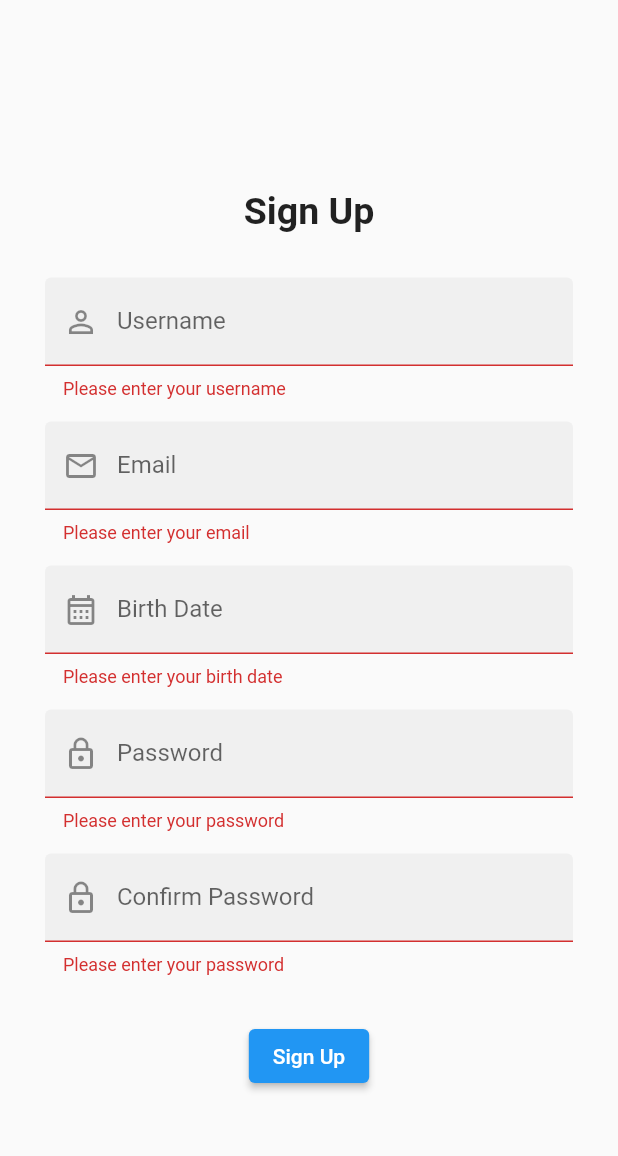
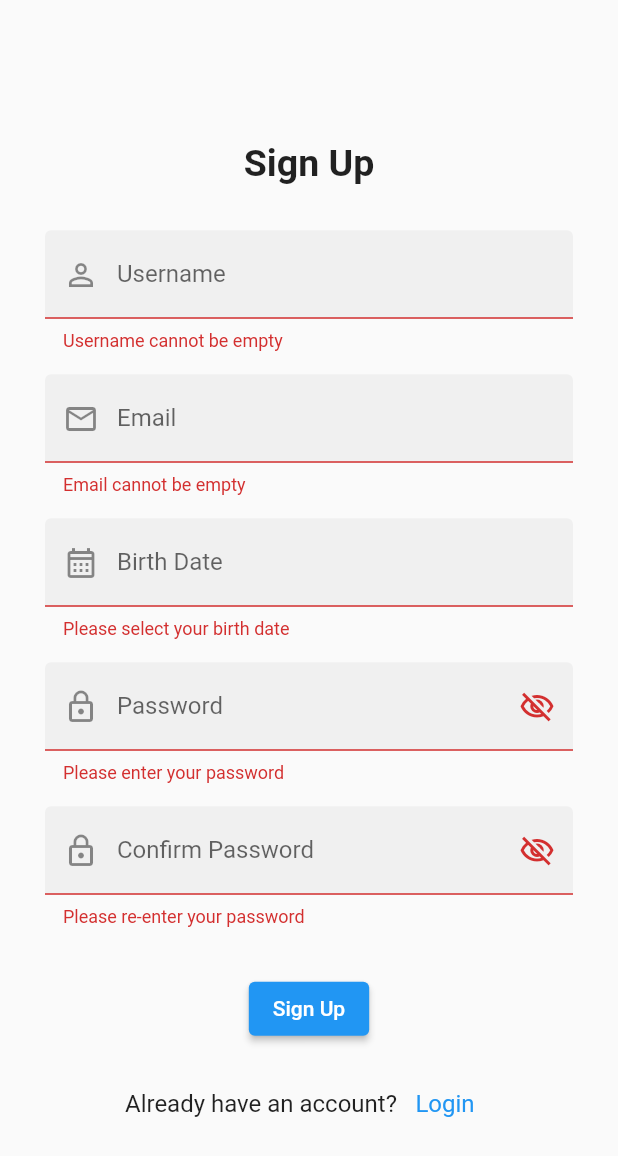
Before and after one commit to TUES-Diplomna-2024/Gym-App-Client, a Flutter app: the screen it shows after launch, after a tap on "Sign Up", on a phone screen of 412 x 824 dp. Shown: the top 1156 px of the screen. Run offline on Flutter 3.47's test engine with Material 2 defaults, Android fonts, the light colour scheme and no system bars.

Commit message:
[UPDATED] Signup page - all constants are exported to SignUpConstants + added validations to input fields and buttons to show entered passwords

```diff
--- a/gym_app_client/lib/signup_page.dart
+++ b/gym_app_client/lib/signup_page.dart
@@ -1,4 +1,20 @@
 import 'package:flutter/material.dart';
+
+class SignUpConstants {
+  static const int minUsernameLength = 6;
+  static const int maxUsernameLength = 32;
+
+  static const int minPasswordLength = 8;
+  static const int maxPasswordLength = 16;
+
+  static const int allowableYearsRange = 122;
+
+  static const String emailRegEx =
+      r"^[a-zA-Z0-9._%+-]+@[a-zA-Z0-9.-]+\.[a-zA-Z]{2,}$";
+
+  static const String passwordRegEx =
+      r"^(?=.*[a-z])(?=.*[A-Z])(?=.*\d)(?=.*[!@#$%^&*()_+])[A-Za-z\d!@#$%^&*()_+]{8,16}$";
+}
 
 class SignUpPage extends StatefulWidget {
   const SignUpPage({super.key});
@@ -9,18 +25,28 @@ class SignUpPage extends StatefulWidget {
 
 class _RegisterPageState extends State<SignUpPage> {
   final _formKey = GlobalKey<FormState>();
+
   final _usernameController = TextEditingController();
   final _emailController = TextEditingController();
   final _bDateController = TextEditingController();
   final _passwordController = TextEditingController();
-  final _confirmedPasswordController = TextEditingController();
+
+  bool _passwordVisible = false;
+  bool _cPasswordVisible = false;
 
   @override
   Widget build(BuildContext context) {
     return Scaffold(
       body: Center(
         child: SingleChildScrollView(
-          child: Form(
+          child: _buildSignUpForm(),
+        ),
+      ),
+    );
+  }
+
+  Widget _buildSignUpForm() {
+    return Form(
       key: _formKey,
       child: Column(
         mainAxisAlignment: MainAxisAlignment.center,
@@ -34,8 +60,7 @@ class _RegisterPageState extends State<SignUpPage> {
             ),
           ),
           Padding(
-                  padding:
-                      const EdgeInsets.only(left: 30, right: 30, bottom: 15),
+            padding: const EdgeInsets.only(left: 30, right: 30, bottom: 15),
             child: TextFormField(
               controller: _usernameController,
               decoration: const InputDecoration(
@@ -43,14 +68,16 @@ class _RegisterPageState extends State<SignUpPage> {
                 prefixIcon: Icon(Icons.person_outline),
                 hintText: "Enter your username",
                 filled: true,
-                      enabledBorder:
-                          OutlineInputBorder(borderSide: BorderSide.none),
+                enabledBorder: OutlineInputBorder(borderSide: BorderSide.none),
                 focusedBorder: OutlineInputBorder(
                     borderSide: BorderSide(color: Colors.blue)),
               ),
               validator: (String? value) {
                 if (value == null || value.isEmpty) {
-                        return "Please enter your username";
+                  return "Username cannot be empty";
+                } else if (value.length < SignUpConstants.minUsernameLength ||
+                    value.length > SignUpConstants.maxUsernameLength) {
+                  return "Username must be between ${SignUpConstants.minUsernameLength} and ${SignUpConstants.maxUsernameLength} characters";
                 }
 
                 setState(() => _usernameController.text = value);
@@ -59,8 +86,7 @@ class _RegisterPageState extends State<SignUpPage> {
             ),
           ),
           Padding(
-                  padding:
-                      const EdgeInsets.only(left: 30, right: 30, bottom: 15),
+            padding: const EdgeInsets.only(left: 30, right: 30, bottom: 15),
             child: TextFormField(
               controller: _emailController,
               decoration: const InputDecoration(
@@ -68,14 +94,15 @@ class _RegisterPageState extends State<SignUpPage> {
                 filled: true,
                 prefixIcon: Icon(Icons.mail_outline),
                 hintText: "Enter your email",
-                      enabledBorder:
-                          OutlineInputBorder(borderSide: BorderSide.none),
+                enabledBorder: OutlineInputBorder(borderSide: BorderSide.none),
                 focusedBorder: OutlineInputBorder(
                     borderSide: BorderSide(color: Colors.blue)),
               ),
               validator: (String? value) {
                 if (value == null || value.isEmpty) {
-                        return "Please enter your email";
+                  return "Email cannot be empty";
+                } else if (!_isValidEmail(value)) {
+                  return "Invalid email format";
                 }
 
                 setState(() => _emailController.text = value);
@@ -84,22 +111,20 @@ class _RegisterPageState extends State<SignUpPage> {
             ),
           ),
           Padding(
-                  padding:
-                      const EdgeInsets.only(left: 30, right: 30, bottom: 15),
+            padding: const EdgeInsets.only(left: 30, right: 30, bottom: 15),
             child: TextFormField(
               controller: _bDateController,
               decoration: const InputDecoration(
                 label: Text("Birth Date"),
                 filled: true,
                 prefixIcon: Icon(Icons.calendar_month_outlined),
-                      enabledBorder:
-                          OutlineInputBorder(borderSide: BorderSide.none),
+                enabledBorder: OutlineInputBorder(borderSide: BorderSide.none),
                 focusedBorder: OutlineInputBorder(
                     borderSide: BorderSide(color: Colors.blue)),
               ),
               validator: (String? value) {
                 if (value == null || value.isEmpty) {
-                        return "Please enter your birth date";
+                  return "Please select your birth date";
                 }
 
                 return null;
@@ -109,24 +134,36 @@ class _RegisterPageState extends State<SignUpPage> {
             ),
           ),
           Padding(
-                  padding:
-                      const EdgeInsets.only(left: 30, right: 30, bottom: 15),
+            padding: const EdgeInsets.only(left: 30, right: 30, bottom: 15),
             child: TextFormField(
               controller: _passwordController,
-                    decoration: const InputDecoration(
-                      label: Text("Password"),
+              decoration: InputDecoration(
+                label: const Text("Password"),
                 filled: true,
-                      prefixIcon: Icon(Icons.lock_outline),
+                prefixIcon: const Icon(Icons.lock_outline),
                 hintText: "Enter your password",
                 enabledBorder:
-                          OutlineInputBorder(borderSide: BorderSide.none),
-                      focusedBorder: OutlineInputBorder(
+                    const OutlineInputBorder(borderSide: BorderSide.none),
+                focusedBorder: const OutlineInputBorder(
                     borderSide: BorderSide(color: Colors.blue)),
+                suffixIcon: IconButton(
+                  onPressed: () {
+                    setState(() => _passwordVisible = !_passwordVisible);
+                  },
+                  icon: _passwordVisible
+                      ? const Icon(Icons.visibility_outlined)
+                      : const Icon(Icons.visibility_off_outlined),
                 ),
-                    obscureText: true,
+              ),
+              obscureText: !_passwordVisible,
               validator: (String? value) {
                 if (value == null || value.isEmpty) {
                   return "Please enter your password";
+                } else if (value.length < SignUpConstants.minPasswordLength ||
+                    value.length > SignUpConstants.maxPasswordLength) {
+                  return "Password must be between ${SignUpConstants.minPasswordLength} and ${SignUpConstants.maxPasswordLength} characters";
+                } else if (!_isValidPassword(value)) {
+                  return "Password must include at least one lowercase letter, \none uppercase letter, one digit, and one special character.";
                 }
 
                 setState(() => _passwordController.text = value);
@@ -135,32 +172,41 @@ class _RegisterPageState extends State<SignUpPage> {
             ),
           ),
           Padding(
-                  padding:
-                      const EdgeInsets.only(left: 30, right: 30, bottom: 30),
+            padding: const EdgeInsets.only(left: 30, right: 30, bottom: 30),
             child: TextFormField(
-                    controller: _confirmedPasswordController,
-                    decoration: const InputDecoration(
-                      label: Text("Confirm Password"),
+              decoration: InputDecoration(
+                label: const Text("Confirm Password"),
                 filled: true,
-                      prefixIcon: Icon(Icons.lock_outline),
+                prefixIcon: const Icon(Icons.lock_outline),
                 hintText: "Please confirm your password",
                 enabledBorder:
-                          OutlineInputBorder(borderSide: BorderSide.none),
-                      focusedBorder: OutlineInputBorder(
+                    const OutlineInputBorder(borderSide: BorderSide.none),
+                focusedBorder: const OutlineInputBorder(
                     borderSide: BorderSide(color: Colors.blue)),
+                suffixIcon: IconButton(
+                  onPressed: () {
+                    setState(() => _cPasswordVisible = !_cPasswordVisible);
+                  },
+                  icon: _cPasswordVisible
+                      ? const Icon(Icons.visibility_outlined)
+                      : const Icon(Icons.visibility_off_outlined),
                 ),
-                    obscureText: true,
+              ),
+              obscureText: !_cPasswordVisible,
               validator: (String? value) {
                 if (value == null || value.isEmpty) {
-                        return "Please enter your password";
+                  return "Please re-enter your password";
+                } else if (_passwordController.text != value) {
+                  return "The entered passwords do not match";
                 }
 
-                      setState(() => _confirmedPasswordController.text = value);
                 return null;
               },
             ),
           ),
-                ElevatedButton(
+          Padding(
+            padding: const EdgeInsets.only(left: 30, right: 30, bottom: 15),
+            child: ElevatedButton(
               onPressed: () {
                 if (_formKey.currentState!.validate()) {
                   debugPrint("Successful submit!");
@@ -170,7 +216,6 @@ class _RegisterPageState extends State<SignUpPage> {
                     "email": _emailController.text,
                     "bDate": _bDateController.text,
                     "password": _passwordController.text,
-                        "cPassword": _confirmedPasswordController.text
                   };
 
                   debugPrint(registerData.toString());
@@ -180,10 +225,27 @@ class _RegisterPageState extends State<SignUpPage> {
               },
               child: const Text('Sign Up'),
             ),
+          ),
+          Row(
+            mainAxisAlignment: MainAxisAlignment.center,
+            children: [
+              const Text(
+                "Already have an account?",
+                style: TextStyle(fontSize: 16, fontWeight: FontWeight.normal),
+              ),
+              TextButton(
+                onPressed: () {
+                  // Navigator.pop(context);
+                  debugPrint("Login page");
+                },
+                child: const Text(
+                  'Login',
+                  style: TextStyle(fontSize: 16, fontWeight: FontWeight.normal),
+                ),
+              ),
             ],
           ),
-          ),
-        ),
+        ],
       ),
     );
   }
@@ -194,23 +256,29 @@ class _RegisterPageState extends State<SignUpPage> {
     _emailController.dispose();
     _bDateController.dispose();
     _passwordController.dispose();
-    _confirmedPasswordController.dispose();
     super.dispose();
   }
 
   Future<void> _selectDate() async {
-    DateTime curDate = DateTime.now();
+    DateTime currDate = DateTime.now();
 
     DateTime? pickedDate = await showDatePicker(
       context: context,
-      initialDate: curDate,
-      firstDate: DateTime(curDate.year - 122),
-      lastDate: curDate,
+      initialDate: currDate,
+      firstDate: DateTime(currDate.year - SignUpConstants.allowableYearsRange),
+      lastDate: currDate,
     );
 
     if (pickedDate != null) {
       setState(
-          () => _bDateController.text = pickedDate.toString().split(" ")[0]);
+        () => _bDateController.text = pickedDate.toString().split(" ")[0],
+      );
     }
   }
+
+  bool _isValidEmail(String email) =>
+      RegExp(SignUpConstants.emailRegEx).hasMatch(email);
+
+  bool _isValidPassword(String password) =>
+      RegExp(SignUpConstants.passwordRegEx).hasMatch(password);
 }
```
Lines whose indentation alone changed are shown as unchanged.
